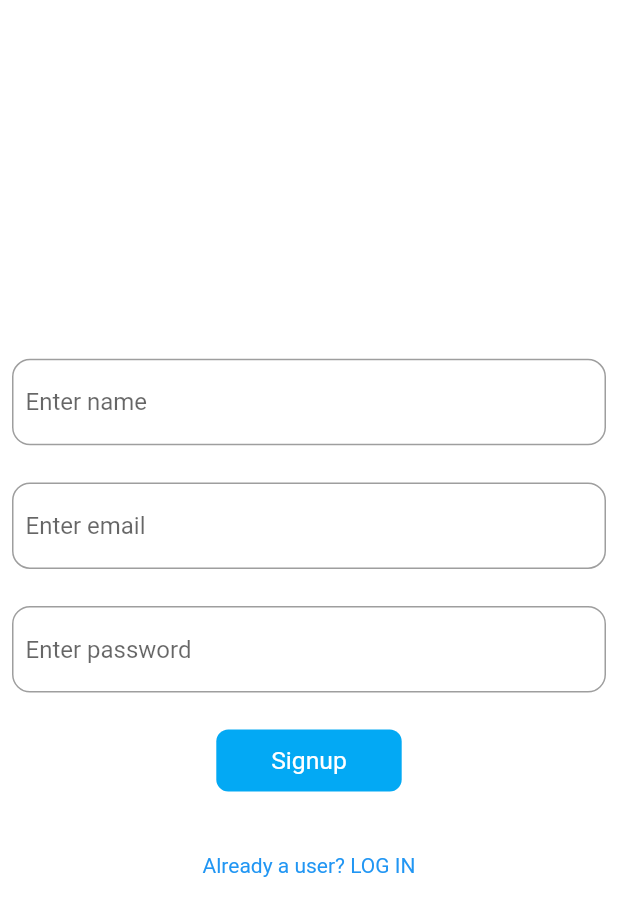
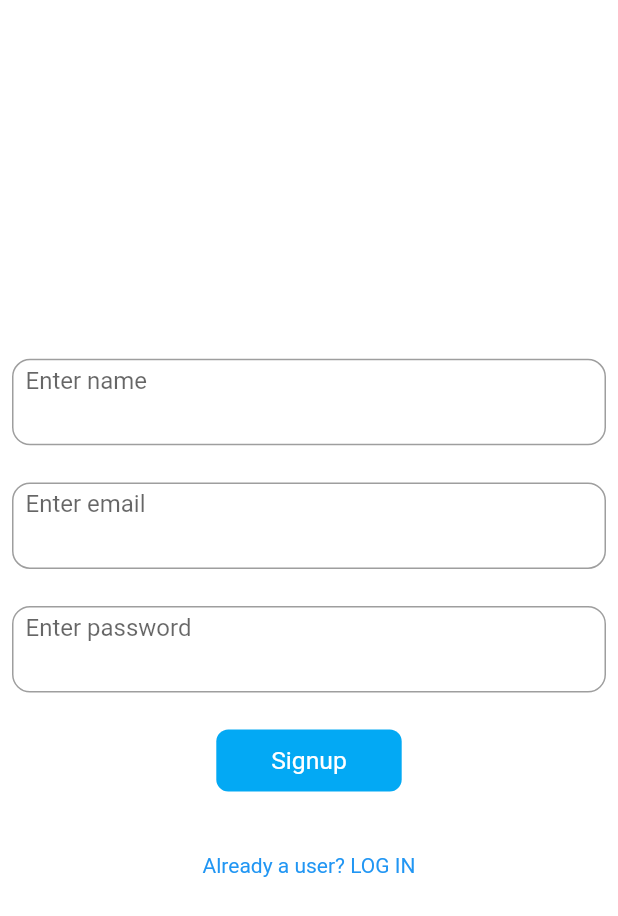
Before and after one commit to BoralAffan/todo_with_backend, a Flutter app: the screen it shows after launch, on a phone screen of 412 x 824 dp. Shown: the top 916 px of the screen. Run offline on Flutter 3.47's test engine with Material 2 defaults, Android fonts, the phone set to English and light mode, and no system bars; our stand-ins replace get.

```diff
--- a/client/lib/screens/login.dart
+++ b/client/lib/screens/login.dart
@@ -34,11 +34,13 @@ class _LoginState extends State<Login> {
               mainAxisAlignment: MainAxisAlignment.center,
               children: [
                 InputField(
+                  height: size.height * 0.07,
                     hintText: 'Enter email', controller: emailController),
                 SizedBox(
                   height: size.height * 0.03,
                 ),
                 InputField(
+                  height: size.height * 0.07,
                     hintText: 'Enter password', controller: passController),
                 SizedBox(
                   height: size.height * 0.03,
--- a/client/lib/screens/signup.dart
+++ b/client/lib/screens/signup.dart
@@ -38,16 +38,16 @@ class _SignUpScreenState extends State<SignUpScreen> {
             child: Column(
               mainAxisAlignment: MainAxisAlignment.center,
               children: [
-                InputField(hintText: 'Enter name', controller: nameController),
+                InputField(hintText: 'Enter name',height: size.height * 0.07, controller: nameController),
                 SizedBox(
                   height: size.height * 0.03,
                 ),
                 InputField(
-                    hintText: 'Enter email', controller: emailController),
+                    hintText: 'Enter email',height: size.height * 0.07, controller: emailController),
                 SizedBox(
                   height: size.height * 0.03,
                 ),
-                InputField(
+                InputField( height: size.height * 0.07,
                     hintText: 'Enter password', controller: passController),
                 SizedBox(
                   height: size.height * 0.03,
--- a/client/lib/widgets/input_field.dart
+++ b/client/lib/widgets/input_field.dart
@@ -2,8 +2,13 @@ import 'package:flutter/material.dart';
 
 class InputField extends StatefulWidget {
   String hintText;
+  double height;
   TextEditingController controller;
-  InputField({super.key, required this.hintText, required this.controller});
+  InputField(
+      {super.key,
+      required this.hintText,
+      required this.height,
+      required this.controller});
 
   @override
   State<InputField> createState() => _InputFieldState();
@@ -14,19 +19,21 @@ class _InputFieldState extends State<InputField> {
   Widget build(BuildContext context) {
     Size size = MediaQuery.of(context).size;
     return Container(
-        height: size.height * 0.07,
+        height: widget.height,
         width: size.width,
         decoration: BoxDecoration(
             borderRadius: BorderRadius.circular(12),
             border: Border.all(color: Colors.grey, width: 1)),
-        child: Center(
-          child: Padding(
-            padding: const EdgeInsets.only(left: 8.0),
-            child: TextField(
-              controller: widget.controller,
-              decoration: InputDecoration.collapsed(
-                hintText: widget.hintText,
-              ),
+        child: Padding(
+          padding: const EdgeInsets.only(left: 8.0, top: 4),
+          child: TextField(
+            controller: widget.controller,
+            maxLines: null, // Set maxLines to null to enable multiple lines
+            keyboardType:
+                TextInputType.multiline, // Set the keyboard type to multiline
+            textInputAction: TextInputAction.newline,
+            decoration: InputDecoration.collapsed(
+              hintText: widget.hintText,
             ),
           ),
         ));
```
Also changed, not shown: client/lib/screens/add_todo.dart (added, +57 -0 lines), client/lib/screens/home.dart (+18 -2 lines).
